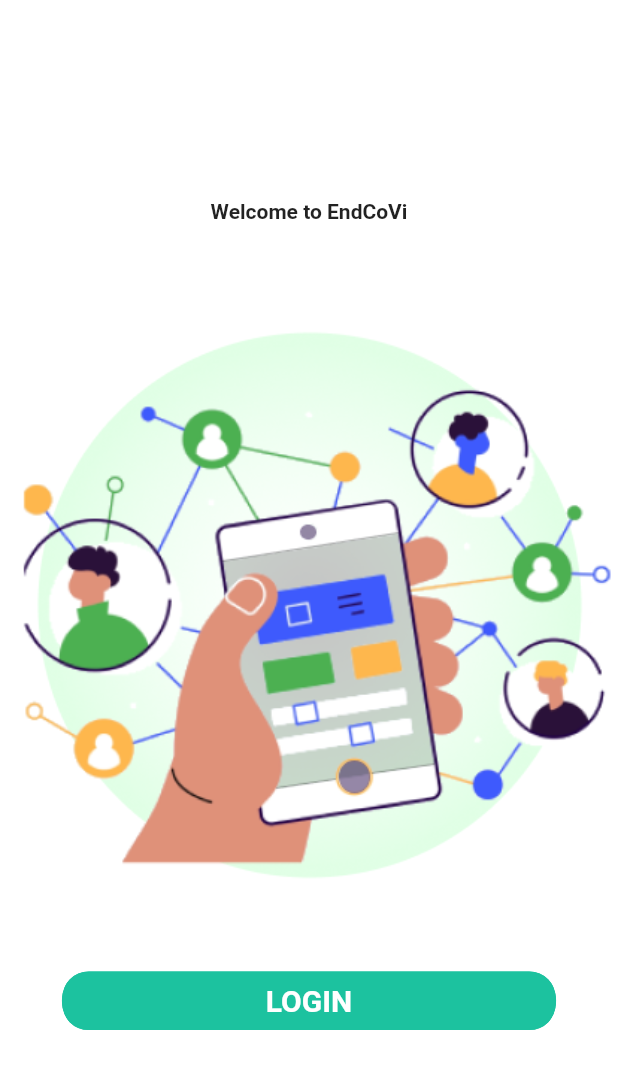
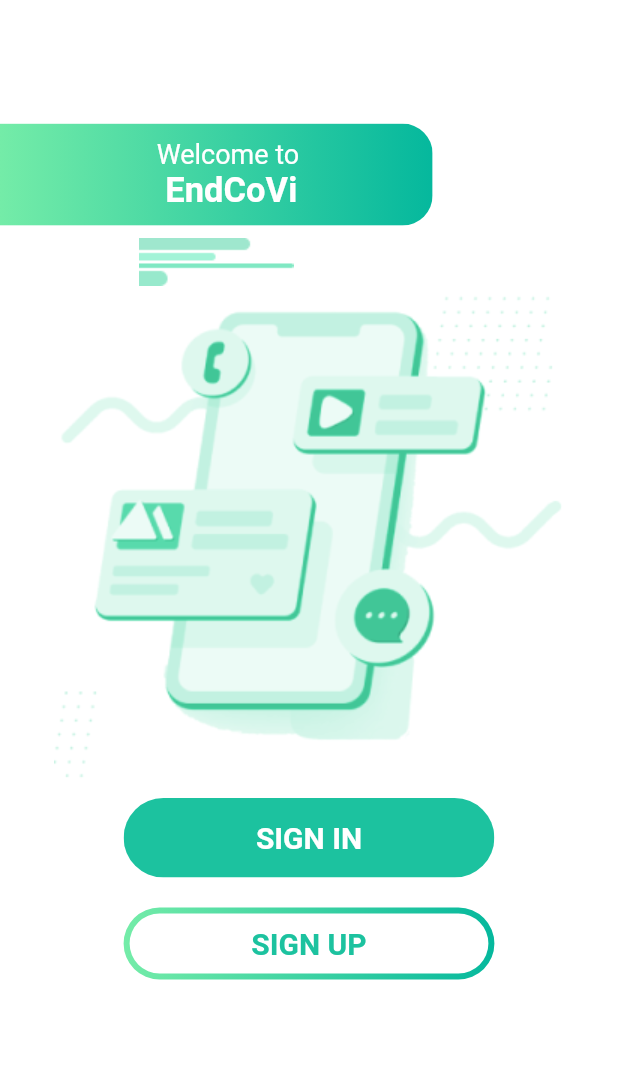
Before and after one commit to KSB-tqk/EndCoVi, a Flutter app: the screen it shows after launch, on a phone screen of 412 x 824 dp. Shown: the top 1069 px of the screen. Run offline on Flutter 3.47's test engine with Material 2 defaults, Android fonts, the phone set to English and light mode, and no system bars; our stand-ins replace get.

Commit message:
basic login ui

```diff
--- /dev/null
+++ b/lib/components/OutlineButton.dart
@@ -0,0 +1,86 @@
+import 'package:flutter/material.dart';
+
+class RoundedOutlineButton extends StatelessWidget {
+  final _GradientPainter _painter;
+  final Widget _child;
+  final VoidCallback _callback;
+  final double _radius;
+
+  RoundedOutlineButton({
+    required double strokeWidth,
+    required double radius,
+    required Gradient gradient,
+    required Widget child,
+    required VoidCallback onPressed,
+  })  : this._painter = _GradientPainter(
+            strokeWidth: strokeWidth, radius: radius, gradient: gradient),
+        this._child = child,
+        this._callback = onPressed,
+        this._radius = radius;
+
+  @override
+  Widget build(BuildContext context) {
+    return CustomPaint(
+      painter: _painter,
+      child: GestureDetector(
+        behavior: HitTestBehavior.translucent,
+        onTap: _callback,
+        child: InkWell(
+          borderRadius: BorderRadius.circular(_radius),
+          onTap: _callback,
+          child: Container(
+            constraints: BoxConstraints(minWidth: 88, minHeight: 48),
+            child: Row(
+              mainAxisSize: MainAxisSize.min,
+              mainAxisAlignment: MainAxisAlignment.center,
+              children: <Widget>[
+                _child,
+              ],
+            ),
+          ),
+        ),
+      ),
+    );
+  }
+}
+
+class _GradientPainter extends CustomPainter {
+  final Paint _paint = Paint();
+  final double radius;
+  final double strokeWidth;
+  final Gradient gradient;
+
+  _GradientPainter(
+      {required double strokeWidth,
+      required double radius,
+      required Gradient gradient})
+      : this.strokeWidth = strokeWidth,
+        this.radius = radius,
+        this.gradient = gradient;
+
+  @override
+  void paint(Canvas canvas, Size size) {
+    // create outer rectangle equals size
+    Rect outerRect = Offset.zero & size;
+    var outerRRect =
+        RRect.fromRectAndRadius(outerRect, Radius.circular(radius));
+
+    // create inner rectangle smaller by strokeWidth
+    Rect innerRect = Rect.fromLTWH(strokeWidth, strokeWidth,
+        size.width - strokeWidth * 2, size.height - strokeWidth * 2);
+    var innerRRect = RRect.fromRectAndRadius(
+        innerRect, Radius.circular(radius - strokeWidth));
+
+    // apply gradient shader
+    _paint.shader = gradient.createShader(outerRect);
+
+    // create difference between outer and inner paths and draw it
+    Path path1 = Path()..addRRect(outerRRect);
+    Path path2 = Path()..addRRect(innerRRect);
+    var path = Path.combine(PathOperation.difference, path1, path2);
+    canvas.drawPath(path, _paint);
+  }
+
+  @override
+  bool shouldRepaint(CustomPainter oldDelegate) => oldDelegate != this;
+}
--- /dev/null
+++ b/lib/components/RoundedButton.dart
@@ -0,0 +1,39 @@
+import 'package:endcovi/constants.dart';
+import 'package:flutter/material.dart';
+
+class RoundedButton extends StatelessWidget {
+  final String text;
+  final Function press;
+  final Color color, textColor;
+  const RoundedButton({
+    Key? key,
+    required this.text,
+    required this.press,
+    this.color = kPrimaryColor,
+    required this.textColor,
+  }) : super(key: key);
+
+  @override
+  Widget build(BuildContext context) {
+    Size size = MediaQuery.of(context).size;
+    return Container(
+      margin: EdgeInsets.symmetric(vertical: 10),
+      width: size.width * 0.6,
+      child: ClipRRect(
+        borderRadius: BorderRadius.circular(40),
+        child: TextButton(
+          onPressed: press(),
+          child: Text(
+            text,
+            style: TextStyle(
+                fontWeight: FontWeight.bold, fontSize: 20, color: textColor),
+          ),
+          style: TextButton.styleFrom(
+            padding: EdgeInsets.symmetric(vertical: 15, horizontal: 0),
+            backgroundColor: color,
+          ),
+        ),
+      ),
+    );
+  }
+}
--- a/lib/constants.dart
+++ b/lib/constants.dart
@@ -2,3 +2,5 @@ import 'package:flutter/material.dart';
 
 const kPrimaryColor = Color(0xFF1CC29F);
 const kPrimaryLightColor = Color(0xFFa6f2e2);
+const startLinearColor = Color(0xFF74ECA8);
+const endLinearColor = Color(0xFF05B89D);
--- a/lib/main.dart
+++ b/lib/main.dart
@@ -1,5 +1,5 @@
 import 'package:endcovi/constants.dart';
-import 'package:endcovi/pages/login/login_page.dart';
+import 'package:endcovi/pages/welcome_page/welcome_page.dart';
 import 'package:endcovi/routes/app_page.dart';
 import 'package:endcovi/routes/app_routes.dart';
 import 'package:endcovi/value/lang/localization_service.dart';
@@ -19,7 +19,7 @@ class MyApp extends StatelessWidget {
           primaryColor: kPrimaryColor, scaffoldBackgroundColor: Colors.white),
       initialRoute: AppRoutes.DASHBOARD,
       // getPages: AppPages.list,
-      home: LoginPage(),
+      home: WelcomePage(),
       translations: LocalizationService(),
       locale: Get.deviceLocale,
       debugShowCheckedModeBanner: false,
--- a/lib/pages/login/login_page.dart
+++ /dev/null
@@ -1,59 +0,0 @@
-import 'package:endcovi/constants.dart';
-import 'package:endcovi/pages/login/login_controller.dart';
-import 'package:endcovi/pages/login/widgets/welcome_body.dart';
-import 'package:flutter/material.dart';
-import 'package:get/get.dart';
-
-class LoginPage extends GetView<LoginController> {
-  @override
-  Widget build(BuildContext context) {
-    Size size = MediaQuery.of(context).size;
-
-    return Scaffold(
-      body: Container(
-        height: size.height,
-        width: double.infinity,
-        child: Column(
-          mainAxisAlignment: MainAxisAlignment.center,
-          crossAxisAlignment: CrossAxisAlignment.center,
-          children: [
-            Text(
-              "Welcome to EndCoVi",
-              style: TextStyle(fontWeight: FontWeight.bold),
-            ),
-            Image.asset(
-              "assets/images/welcome_image.png",
-              height: size.height * 0.6,
-            ),
-            Container(
-              width: size.width * 0.8,
-              child: ClipRRect(
-                borderRadius: BorderRadius.circular(40),
-                child: TextButton(
-                  onPressed: () {},
-                  child: Text(
-                    "LOGIN",
-                    style: TextStyle(
-                        fontWeight: FontWeight.bold,
-                        fontSize: 20,
-                        color: Colors.white),
-                  ),
-                  style: ButtonStyle(
-                    backgroundColor:
-                        MaterialStateProperty.all<Color>(kPrimaryColor),
-                    shape: MaterialStateProperty.all<RoundedRectangleBorder>(
-                      RoundedRectangleBorder(
-                        borderRadius: BorderRadius.circular(18.0),
-                        side: BorderSide(color: kPrimaryColor),
-                      ),
-                    ),
-                  ),
-                ),
-              ),
-            ),
-          ],
-        ),
-      ),
-    );
-  }
-}
--- a/lib/pages/login/widgets/welcome_body.dart
+++ /dev/null
@@ -1,20 +0,0 @@
-import 'package:flutter/material.dart';
-import 'package:get/get.dart';
-
-class WelcomePageBody extends StatelessWidget {
-  @override
-  Widget build(BuildContext context) {
-    Size size = MediaQuery.of(context).size;
-    return Container(
-      height: size.height,
-      width: double.infinity,
-      child: Stack(
-        children: <Widget>[
-          Positioned(
-            child: Image.asset("assets/images/welcome_image.png"),
-          ),
-        ],
-      ),
-    );
-  }
-}
--- /dev/null
+++ b/lib/pages/welcome_page/welcome_page.dart
@@ -0,0 +1,13 @@
+import 'package:endcovi/constants.dart';
+import 'package:endcovi/pages/welcome_page/welcome_page_controller.dart';
+import 'package:endcovi/pages/welcome_page/widgets/welcome_body.dart';
+import 'package:flutter/material.dart';
+import 'package:get/get.dart';
+
+class WelcomePage extends GetView<LoginController> {
+  @override
+  Widget build(BuildContext context) {
+    Size size = MediaQuery.of(context).size;
+    return WelcomePageBody();
+  }
+}
--- /dev/null
+++ b/lib/pages/welcome_page/widgets/welcome_body.dart
@@ -0,0 +1,58 @@
+import 'package:endcovi/components/OutlineButton.dart';
+import 'package:endcovi/components/RoundedButton.dart';
+import 'package:endcovi/constants.dart';
+import 'package:endcovi/pages/welcome_page/widgets/welcome_page_background.dart';
+import 'package:flutter/material.dart';
+import 'package:get/get.dart';
+
+class WelcomePageBody extends StatelessWidget {
+  @override
+  Widget build(BuildContext context) {
+    Size size = MediaQuery.of(context).size;
+    return Scaffold(
+      body: Background(
+        child: Container(
+          width: double.infinity,
+          height: size.height,
+          child: Column(
+            mainAxisAlignment: MainAxisAlignment.center,
+            crossAxisAlignment: CrossAxisAlignment.center,
+            children: [
+              SizedBox(
+                width: size.height * 0.1,
+              ),
+              Image.asset("assets/images/welcome_phone_image.png"),
+              SizedBox(
+                width: size.height * 0.1,
+              ),
+              RoundedButton(
+                text: "SIGN IN",
+                press: () {},
+                textColor: Colors.white,
+              ),
+              SizedBox(
+                width: size.height * 0.1,
+              ),
+              Container(
+                margin: EdgeInsets.symmetric(vertical: 10),
+                width: size.width * 0.6,
+                child: RoundedOutlineButton(
+                  strokeWidth: 4,
+                  radius: 24,
+                  gradient: LinearGradient(
+                      colors: [startLinearColor, endLinearColor]),
+                  child: Text('SIGN UP',
+                      style: TextStyle(
+                          fontSize: 20,
+                          fontWeight: FontWeight.bold,
+                          color: kPrimaryColor)),
+                  onPressed: () {},
+                ),
+              )
+            ],
+          ),
+        ),
+      ),
+    );
+  }
+}
--- /dev/null
+++ b/lib/pages/welcome_page/widgets/welcome_page_background.dart
@@ -0,0 +1,80 @@
+import 'package:endcovi/constants.dart';
+import 'package:flutter/cupertino.dart';
+import 'package:flutter/material.dart';
+
+class Background extends StatelessWidget {
+  final Widget child;
+  const Background({
+    Key? key,
+    required this.child,
+  }) : super(key: key);
+
+  @override
+  Widget build(BuildContext context) {
+    Size size = MediaQuery.of(context).size;
+    return Container(
+      color: Colors.white,
+      height: size.height,
+      width: double.infinity,
+      child: Stack(
+        children: <Widget>[
+          Positioned(
+            top: size.height * 0.1,
+            left: 0,
+            child: Column(
+              children: <Widget>[
+                Container(
+                  width: size.width * 0.7,
+                  child: ClipRRect(
+                    borderRadius: BorderRadius.only(
+                        bottomRight: Radius.circular(20),
+                        topRight: Radius.circular(20)),
+                    child: Container(
+                      decoration: BoxDecoration(
+                          gradient: LinearGradient(
+                              colors: [startLinearColor, endLinearColor])),
+                      padding: EdgeInsets.all(10),
+                      child: Container(
+                        margin: const EdgeInsets.only(left: 20),
+                        child: Column(
+                          children: [
+                            Text(
+                              "Welcome to ",
+                              style: TextStyle(
+                                  fontWeight: FontWeight.normal,
+                                  fontSize: 18,
+                                  decoration: TextDecoration.none,
+                                  color: Colors.white),
+                            ),
+                            Text(
+                              "EndCoVi",
+                              style: TextStyle(
+                                  fontWeight: FontWeight.bold,
+                                  decoration: TextDecoration.none,
+                                  fontSize: 23,
+                                  color: Colors.white),
+                            )
+                          ],
+                        ),
+                      ),
+                    ),
+                  ),
+                ),
+                SizedBox(
+                  height: size.height * 0.01,
+                ),
+                Align(
+                  alignment: Alignment.topLeft,
+                  child: Image.asset(
+                    "assets/images/welcome_bar_line.png",
+                  ),
+                )
+              ],
+            ),
+          ),
+          child,
+        ],
+      ),
+    );
+  }
+}
```
Also changed, not shown: assets/images/welcome_bar_line.png (added), assets/images/welcome_image.png (deleted), assets/images/welcome_phone_image.png (added), lib/pages/welcome_page/welcome_page_controller.dart (renamed from lib/pages/login/login_controller.dart).
